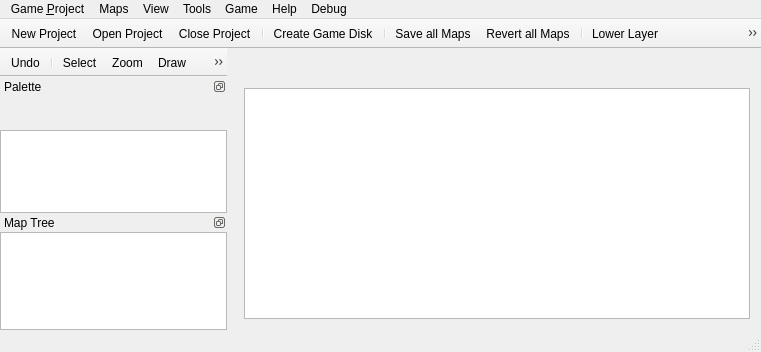
Above: src/mainwindow.ui from EasyRPG/Editor before the change. Below: the same form after it.
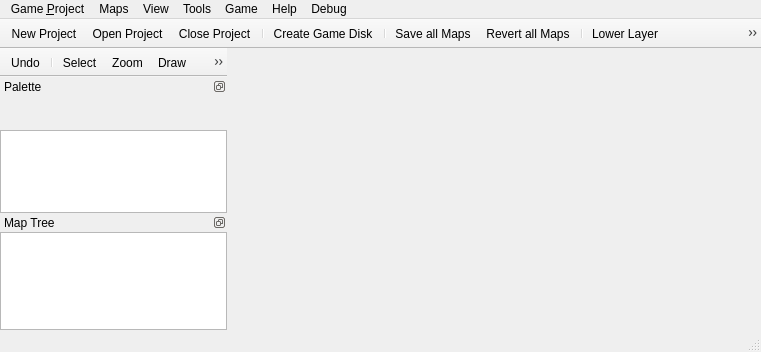
That is the form after the change. Icons and pictures are not drawn.

Commit message: Open maps on tab widgets.

The edit to the form file:
```diff
--- a/src/mainwindow.ui
+++ b/src/mainwindow.ui
@@ -20,7 +20,17 @@
   <widget class="QWidget" name="centralWidget">
    <layout class="QHBoxLayout" name="horizontalLayout_2">
     <item>
-     <widget class="QGraphicsView" name="graphicsView"/>
+     <widget class="QTabWidget" name="tabMap">
+      <property name="documentMode">
+       <bool>true</bool>
+      </property>
+      <property name="tabsClosable">
+       <bool>true</bool>
+      </property>
+      <property name="movable">
+       <bool>true</bool>
+      </property>
+     </widget>
     </item>
    </layout>
   </widget>
```
Left out of the diff: 3 changed lines with no effect on the pictures. The commit also changes 7 other files.
